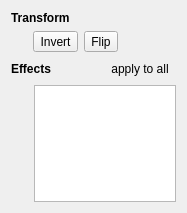
Old version of the form items/PictureProperties.ui in the repository enricoros/fotowall.
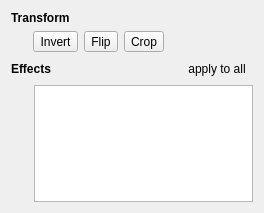
New version of the form. Icons and pictures are not drawn.

Commit message: First crop implementation.

What changed in the file:
```diff
--- a/items/PictureProperties.ui
+++ b/items/PictureProperties.ui
@@ -6,14 +6,14 @@
    <rect>
     <x>0</x>
     <y>0</y>
-    <width>187</width>
+    <width>264</width>
     <height>213</height>
    </rect>
   </property>
   <layout class="QVBoxLayout" name="verticalLayout">
    <item>
     <layout class="QGridLayout" name="gridLayout_2">
-     <item row="0" column="0" colspan="4">
+     <item row="0" column="0" colspan="5">
       <widget class="QLabel" name="label_3">
        <property name="font">
         <font>
@@ -70,7 +70,7 @@
        </property>
       </widget>
      </item>
-     <item row="1" column="3">
+     <item row="1" column="4">
       <spacer name="horizontalSpacer_5">
        <property name="orientation">
         <enum>Qt::Horizontal</enum>
@@ -83,6 +83,20 @@
        </property>
       </spacer>
      </item>
+     <item row="1" column="3">
+      <widget class="QToolButton" name="cropButton">
+       <property name="text">
+        <string>Crop</string>
+       </property>
+       <property name="icon">
+        <iconset resource="../fotowall.qrc">
+         <normaloff>:/data/action-scale.png</normaloff>:/data/action-scale.png</iconset>
+       </property>
+       <property name="toolButtonStyle">
+        <enum>Qt::ToolButtonTextBesideIcon</enum>
+       </property>
+      </widget>
+     </item>
     </layout>
    </item>
    <item>
```
The commit also changes 14 other files.
